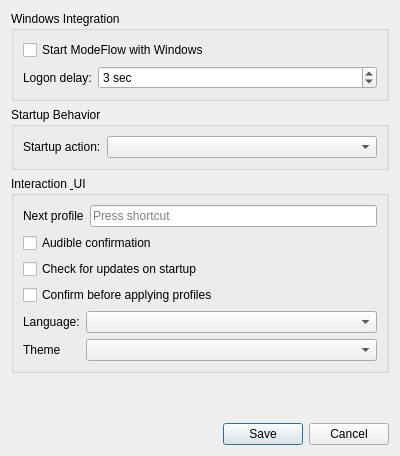
Above: src/gui/SettingsDialog.ui from goloveshko/ModeFlow before the change. Below: the same form after it.
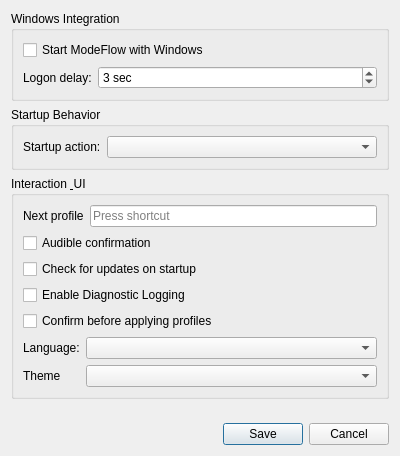
That is the form after the change. Custom widgets are drawn as their Qt base class.

Commit message: feat(ui): add Enable Diagnostic Logging checkbox to

```diff
--- a/src/gui/SettingsDialog.ui
+++ b/src/gui/SettingsDialog.ui
@@ -145,7 +145,7 @@
         </property>
        </widget>
       </item>
-      <item row="5" column="0" colspan="2">
+      <item row="6" column="0" colspan="2">
        <layout class="QGridLayout" name="gridLayout" columnstretch="0,10">
         <item row="0" column="0">
          <widget class="QLabel" name="label_lang">
@@ -169,7 +169,7 @@
         </item>
        </layout>
       </item>
-      <item row="4" column="0">
+      <item row="5" column="0">
        <widget class="QCheckBox" name="checkAskConfirmation">
         <property name="toolTip">
          <string>Show a confirmation dialog when switching profiles via the tray menu or main window list.</string>
@@ -179,6 +179,13 @@
         </property>
        </widget>
       </item>
+      <item row="4" column="0">
+       <widget class="QCheckBox" name="checkEnableLogging">
+        <property name="text">
+         <string>Enable Diagnostic Logging</string>
+        </property>
+       </widget>
+      </item>
      </layout>
     </widget>
    </item>
```
The commit also changes 2 other files.
